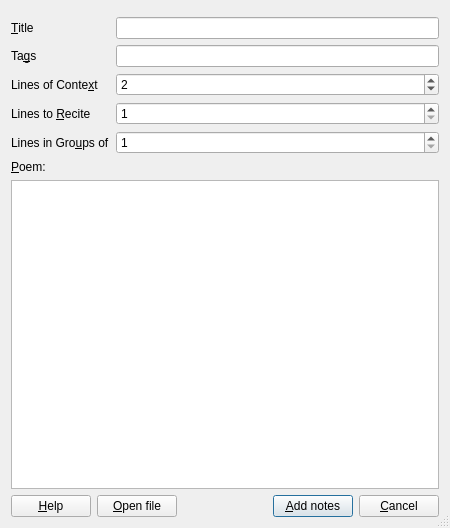
Old version of the form designer/import_dialog.ui in the repository sobjornstad/AnkiLPCG.
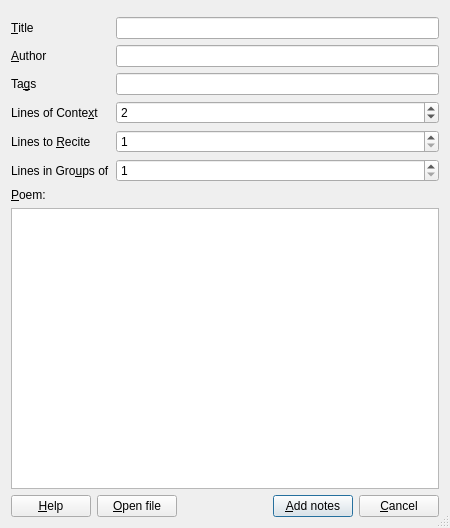
New version of the form.

Commit message: Add Author field

Diff of the .ui file:
```diff
--- a/designer/import_dialog.ui
+++ b/designer/import_dialog.ui
@@ -40,6 +40,23 @@
       </widget>
      </item>
      <item row="4" column="0">
+      <widget class="QLabel" name="label">
+       <property name="text">
+        <string>&amp;Author</string>
+       </property>
+       <property name="buddy">
+        <cstring>authorBox</cstring>
+       </property>
+      </widget>
+     </item>
+     <item row="4" column="1">
+      <widget class="QLineEdit" name="authorBox">
+       <property name="text">
+        <string/>
+       </property>
+      </widget>
+     </item>
+     <item row="6" column="0">
       <widget class="QLabel" name="label_3">
        <property name="text">
         <string>Ta&amp;gs</string>
@@ -49,10 +66,10 @@
        </property>
       </widget>
      </item>
-     <item row="4" column="1">
+     <item row="6" column="1">
       <widget class="QLineEdit" name="tagsBox"/>
      </item>
-     <item row="6" column="0">
+     <item row="8" column="0">
       <widget class="QLabel" name="label_2">
        <property name="text">
         <string>Lines of Conte&amp;xt</string>
@@ -62,7 +79,7 @@
        </property>
       </widget>
      </item>
-     <item row="6" column="1">
+     <item row="8" column="1">
       <widget class="QSpinBox" name="contextLinesSpin">
        <property name="minimumSize">
         <size>
@@ -84,7 +101,7 @@
        </property>
       </widget>
      </item>
-     <item row="7" column="0">
+     <item row="9" column="0">
       <widget class="QLabel" name="label_5">
        <property name="text">
         <string>Lines to &amp;Recite</string>
@@ -94,7 +111,7 @@
        </property>
       </widget>
      </item>
-     <item row="7" column="1">
+     <item row="9" column="1">
       <widget class="QSpinBox" name="reciteLinesSpin">
        <property name="toolTip">
         <string>Number of occluded lines shown on the answer side of each card.</string>
@@ -107,7 +124,7 @@
        </property>
       </widget>
      </item>
-     <item row="8" column="0">
+     <item row="10" column="0">
       <widget class="QLabel" name="label_4">
        <property name="text">
         <string>Lines in Gro&amp;ups of</string>
@@ -117,7 +134,7 @@
        </property>
       </widget>
      </item>
-     <item row="8" column="1">
+     <item row="10" column="1">
       <widget class="QSpinBox" name="groupLinesSpin">
        <property name="minimum">
         <number>1</number>
```
Left out of the diff: 1 changed line with no effect on the pictures. The commit also changes 5 other files.
